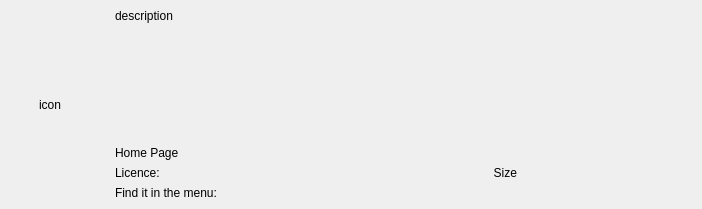
KDE/apper, file AddRm/KpkPackageDetails.ui: the form before one commit.
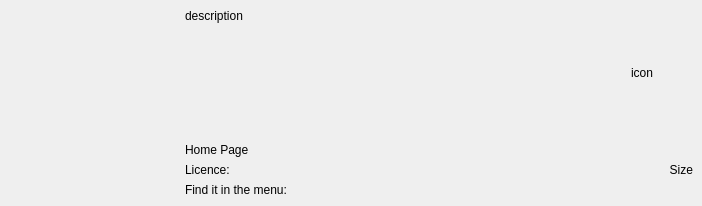
The form after the commit.

```diff
--- a/AddRm/KpkPackageDetails.ui
+++ b/AddRm/KpkPackageDetails.ui
@@ -6,8 +6,8 @@
    <rect>
     <x>0</x>
     <y>0</y>
-    <width>697</width>
-    <height>209</height>
+    <width>702</width>
+    <height>206</height>
    </rect>
   </property>
   <property name="sizePolicy">
@@ -20,61 +20,7 @@
    <property name="margin">
     <number>0</number>
    </property>
-   <item row="0" column="3" rowspan="3">
-    <widget class="QLabel" name="screenshotL">
-     <property name="minimumSize">
-      <size>
-       <width>170</width>
-       <height>150</height>
-      </size>
-     </property>
-     <property name="maximumSize">
-      <size>
-       <width>170</width>
-       <height>150</height>
-      </size>
-     </property>
-     <property name="cursor">
-      <cursorShape>PointingHandCursor</cursorShape>
-     </property>
-     <property name="text">
-      <string notr="true"/>
-     </property>
-     <property name="alignment">
-      <set>Qt::AlignCenter</set>
-     </property>
-    </widget>
-   </item>
-   <item row="0" column="4" rowspan="2">
-    <spacer name="horizontalSpacer_2">
-     <property name="orientation">
-      <enum>Qt::Horizontal</enum>
-     </property>
-     <property name="sizeHint" stdset="0">
-      <size>
-       <width>1</width>
-       <height>20</height>
-      </size>
-     </property>
-    </spacer>
-   </item>
-   <item row="0" column="0" rowspan="3">
-    <widget class="QLabel" name="iconL">
-     <property name="minimumSize">
-      <size>
-       <width>100</width>
-       <height>0</height>
-      </size>
-     </property>
-     <property name="text">
-      <string notr="true">icon</string>
-     </property>
-     <property name="alignment">
-      <set>Qt::AlignCenter</set>
-     </property>
-    </widget>
-   </item>
-   <item row="0" column="1" rowspan="3">
+   <item row="0" column="1" rowspan="4">
     <widget class="QScrollArea" name="scrollArea">
      <property name="minimumSize">
       <size>
@@ -102,8 +48,8 @@
        <rect>
         <x>0</x>
         <y>0</y>
-        <width>420</width>
-        <height>209</height>
+        <width>528</width>
+        <height>206</height>
        </rect>
       </property>
       <property name="sizePolicy">
@@ -113,7 +59,7 @@
        </sizepolicy>
       </property>
       <layout class="QGridLayout" name="gridLayout">
-       <item row="0" column="0" colspan="2">
+       <item row="0" column="0">
         <widget class="QLabel" name="descriptionL">
          <property name="sizePolicy">
           <sizepolicy hsizetype="Preferred" vsizetype="Expanding">
@@ -178,10 +124,77 @@
          </property>
         </widget>
        </item>
+       <item row="0" column="1">
+        <widget class="QLabel" name="iconL">
+         <property name="minimumSize">
+          <size>
+           <width>100</width>
+           <height>0</height>
+          </size>
+         </property>
+         <property name="text">
+          <string notr="true">icon</string>
+         </property>
+         <property name="alignment">
+          <set>Qt::AlignCenter</set>
+         </property>
+        </widget>
+       </item>
       </layout>
      </widget>
     </widget>
    </item>
+   <item row="2" column="0">
+    <widget class="QLabel" name="screenshotL">
+     <property name="minimumSize">
+      <size>
+       <width>170</width>
+       <height>150</height>
+      </size>
+     </property>
+     <property name="maximumSize">
+      <size>
+       <width>170</width>
+       <height>150</height>
+      </size>
+     </property>
+     <property name="cursor">
+      <cursorShape>PointingHandCursor</cursorShape>
+     </property>
+     <property name="text">
+      <string notr="true"/>
+     </property>
+     <property name="alignment">
+      <set>Qt::AlignCenter</set>
+     </property>
+    </widget>
+   </item>
+   <item row="0" column="0">
+    <spacer name="verticalSpacer">
+     <property name="orientation">
+      <enum>Qt::Vertical</enum>
+     </property>
+     <property name="sizeHint" stdset="0">
+      <size>
+       <width>20</width>
+       <height>40</height>
+      </size>
+     </property>
+    </spacer>
+   </item>
+   <item row="3" column="0">
+    <spacer name="verticalSpacer_2">
+     <property name="orientation">
+      <enum>Qt::Vertical</enum>
+     </property>
+     <property name="sizeHint" stdset="0">
+      <size>
+       <width>20</width>
+       <height>40</height>
+      </size>
+     </property>
+    </spacer>
+   </item>
   </layout>
  </widget>
  <resources/>
```
